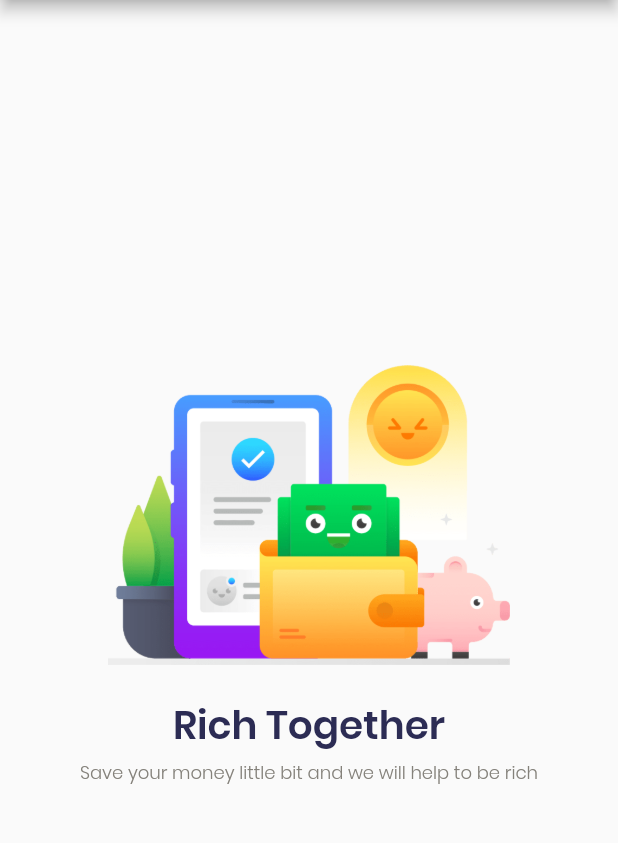
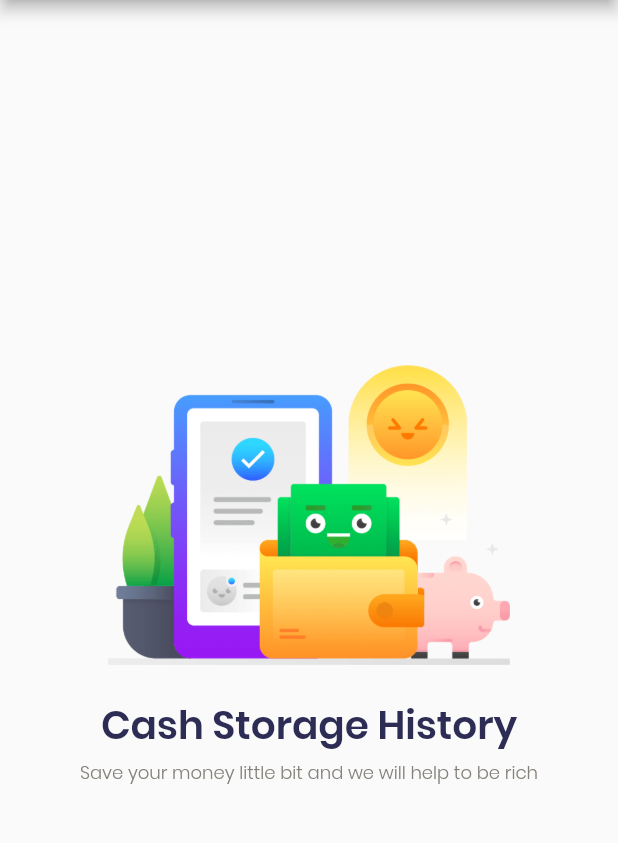
Before and after one commit to gendut31/flutter-cashy, a Flutter app: the screen it shows after launch, on a phone screen of 412 x 824 dp, the part 84-927 px from its top. Run offline on Flutter 3.47's test engine with Material 2 defaults, Android fonts, the phone set to English and light mode, and no system bars.

Commit message:
Update Text Description On App

```diff
--- a/lib/main.dart
+++ b/lib/main.dart
@@ -37,7 +37,7 @@ class MyApp extends StatelessWidget {
                     ),
                     Padding(
                       padding: EdgeInsets.only(top: 20.0, bottom: 4.0),
-                      child: Text("Rich Together", style: mainHeader,),
+                      child: Text("Cash Storage History", style: mainHeader,),
                     ),
                     Text("Save your money little bit and we will help to be rich",
                       style: subHeader,
```
